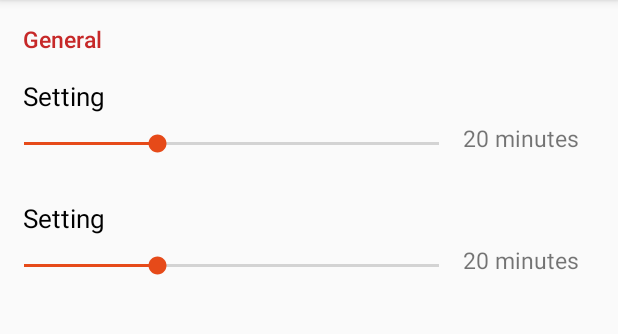
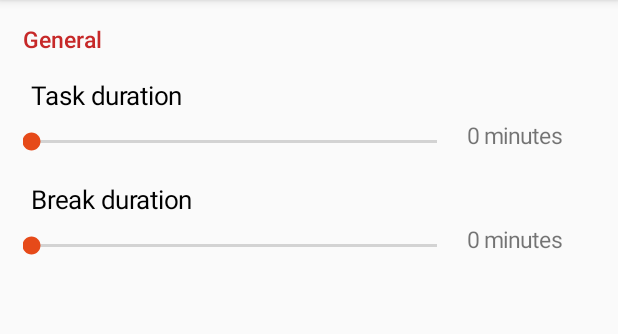
Before and after one commit to georgistephanov/AndroidPomodoroTimer, an Android app: the SettingsActivity screen opened directly, with no data from a screen before it, on a phone screen of 412 x 824 dp, the part 84-418 px from its top. Run offline under Robolectric (Android 15) with nearby library versions, the phone set to English and light mode, and no system bars.

Commit message:
Working on populating the settings activity dinamically

```diff
--- a/app/src/main/java/com/georgistephanov/android/pomodorotimer/SettingsActivity.java
+++ b/app/src/main/java/com/georgistephanov/android/pomodorotimer/SettingsActivity.java
@@ -16,6 +16,7 @@ import android.widget.ArrayAdapter;
 import android.widget.LinearLayout;
 import android.widget.ProgressBar;
 import android.widget.SeekBar;
+import android.widget.TableLayout;
 import android.widget.TextView;
 
 public class SettingsActivity extends Activity {
@@ -24,7 +25,10 @@ public class SettingsActivity extends Activity {
 	};
 
 	SeekBar sb_taskDuration;
+	TextView tv_taskDuration;
+
 	SeekBar sb_breakDuration;
+	TextView tv_breakDuration;
 
 	enum SETTINGS {
 		TASK_DURATION, BREAK_DURATION
@@ -34,6 +38,8 @@ public class SettingsActivity extends Activity {
 	protected void onCreate(Bundle savedInstanceState) {
 		super.onCreate(savedInstanceState);
 		setContentView(R.layout.activity_settings);
+
+		inflateSettings();
 	}
 
 	@Override
@@ -49,31 +55,112 @@ public class SettingsActivity extends Activity {
 		super.onDestroy();
 	}
 
-	private ProgressBar makeProgressBarSetting(String taskName, int length) {
+	private void inflateSettings() {
+		Cursor cursor = Database.getSettings();
 		Resources res = getResources();
-		float scale = res.getDisplayMetrics().density;
+
+		if (cursor.moveToNext()) {
+			int minutes_taskDuration = cursor.getInt(0) / 1000 / 60;
+			int minutes_breakDuration = cursor.getInt(1) / 1000 / 60;
+
+			sb_taskDuration = (SeekBar) makeProgressBarSetting(res.getString(R.string.settings_task_duration), minutes_taskDuration, tv_taskDuration);
+			sb_breakDuration = (SeekBar) makeProgressBarSetting(res.getString(R.string.settings_break_duration), minutes_breakDuration, tv_breakDuration);
+		}
+
+		sb_taskDuration.setOnSeekBarChangeListener(new DurationSeekBarListener(tv_taskDuration));
+
+		//sb_breakDuration.setOnSeekBarChangeListener(new DurationSeekBarListener(tv_breakDuration));
+	}
+
+	private ProgressBar makeProgressBarSetting(String taskName, int length, TextView durationLabel) {
+		Resources res = getResources();
+		final int WRAP_CONTENT = LinearLayout.LayoutParams.WRAP_CONTENT;
+		final int MATCH_PARENT = LinearLayout.LayoutParams.MATCH_PARENT;
+		LinearLayout parent = findViewById(R.id.mainSettingsLayout);
 
 		// Create the parent layout which is going to hold the widgets
-		LinearLayout parent = new LinearLayout(this);
-		parent.setLayoutParams(new LinearLayout.LayoutParams(LinearLayout.LayoutParams.MATCH_PARENT, LinearLayout.LayoutParams.WRAP_CONTENT));
-		parent.setOrientation(LinearLayout.VERTICAL);
+		LinearLayout linearLayoutParent = new LinearLayout(this);
+		linearLayoutParent.setLayoutParams(new LinearLayout.LayoutParams(LinearLayout.LayoutParams.MATCH_PARENT, LinearLayout.LayoutParams.WRAP_CONTENT));
+		linearLayoutParent.setOrientation(LinearLayout.VERTICAL);
 
-		// Create the TextView widget for the setting name
+		// Create the TextView widget for the setting name and bound it to the parent
 		TextView name = new TextView(this);
 		name.setText(taskName);
 		name.setLayoutParams(new LinearLayout.LayoutParams(LinearLayout.LayoutParams.MATCH_PARENT, LinearLayout.LayoutParams.WRAP_CONTENT));
-		name.setTextSize(res.getDimension(R.dimen.setting_name_textSize));
+		name.setTextSize(pixelsToScaledPixels(res.getDimension(R.dimen.setting_name_textSize)));
 		name.setTextColor(res.getColor(R.color.black, this.getTheme()));
 		name.setPadding(
-				pixelsToDensityPixels(15),
+				pixelsToDensityPixels(5),
 				pixelsToDensityPixels(15),
 				0,
 				pixelsToDensityPixels(5));
 
-		// TODO: Add linear layout with seekbar and textview for the minutes
+		// Create the inner layout which holds the seek bar and the text view for the minutes
+		LinearLayout seekBarRow = new LinearLayout(this);
+		seekBarRow.setLayoutParams(new LinearLayout.LayoutParams(MATCH_PARENT, WRAP_CONTENT));
+		seekBarRow.setOrientation(LinearLayout.HORIZONTAL);
+
+		// Create the seek bar inside the seekBarRow layout
+		SeekBar seekBar = new SeekBar(this);
+		seekBar.setLayoutParams(new LinearLayout.LayoutParams(0, WRAP_CONTENT, 6f));
+		seekBar.setPadding(
+				pixelsToDensityPixels(5),
+				pixelsToDensityPixels(5),
+				pixelsToDensityPixels(10),
+				0
+		);
+		seekBar.setMax(60);
+		seekBar.setProgress(length);
+
+		// Create the text view which holds the minutes
+		durationLabel = new TextView(this);
+		durationLabel.setLayoutParams(new LinearLayout.LayoutParams(0, WRAP_CONTENT, 2f));
+		durationLabel.setPadding(
+				pixelsToDensityPixels(10),
+				0,
+				0,
+				pixelsToDensityPixels(5)
+		);
+		durationLabel.setTextSize(pixelsToScaledPixels(res.getDimension(R.dimen.separator_textSize)));
+		durationLabel.setText(length + " minutes");
+
+		parent.addView(linearLayoutParent);
+		linearLayoutParent.addView(name);
+		linearLayoutParent.addView(seekBarRow);
+		seekBarRow.addView(seekBar);
+		seekBarRow.addView(durationLabel);
+
+		return seekBar;
 	}
 
 	private int pixelsToDensityPixels(float pixels) {
 		return (int) (getResources().getDisplayMetrics().density * pixels + .5f);
 	}
+
+	private int pixelsToScaledPixels(float pixels) {
+		return (int) (pixels / getResources().getDisplayMetrics().scaledDensity);
+	}
+
+	private class DurationSeekBarListener implements SeekBar.OnSeekBarChangeListener {
+		TextView boundLabel;
+
+		DurationSeekBarListener(TextView boundLabel) {
+			this.boundLabel = boundLabel;
+		}
+
+		@Override
+		public void onProgressChanged(SeekBar seekBar, int i, boolean b) {
+			boundLabel.setText(seekBar.getProgress() + " minutes");
+		}
+
+		@Override
+		public void onStartTrackingTouch(SeekBar seekBar) {
+
+		}
+
+		@Override
+		public void onStopTrackingTouch(SeekBar seekBar) {
+
+		}
+	}
 }
--- a/app/src/main/res/layout/activity_settings.xml
+++ b/app/src/main/res/layout/activity_settings.xml
@@ -3,8 +3,11 @@
 	xmlns:android="http://schemas.android.com/apk/res/android"
 	xmlns:app="http://schemas.android.com/apk/res-auto"
 	xmlns:tools="http://schemas.android.com/tools"
+	android:id="@+id/mainSettingsLayout"
 	android:layout_width="match_parent"
 	android:layout_height="match_parent"
+	android:paddingLeft="15dp"
+	android:paddingRight="15dp"
 	android:orientation="vertical"
 	tools:context="com.georgistephanov.android.pomodorotimer.SettingsActivity">
 
@@ -13,109 +16,11 @@
 		android:layout_width="match_parent"
 		android:layout_height="wrap_content"
 		android:paddingTop="15dp"
-		android:paddingLeft="15dp"
-		android:paddingRight="15dp"
 
 		android:text="General"
 		android:textSize="@dimen/separator_textSize"
 		android:textColor="@color/darkRed"
 		android:fontFamily="sans-serif-medium"/>
 
-	<!-- Task length option -->
-	<LinearLayout
-		android:layout_width="match_parent"
-		android:layout_height="wrap_content"
-		android:orientation="vertical">
-
-		<TextView
-			android:id="@+id/settingName"
-			android:layout_width="match_parent"
-			android:layout_height="wrap_content"
-			android:text="Setting"
-			android:textSize="@dimen/setting_name_textSize"
-			android:textColor="@android:color/black"
-
-			android:paddingTop="15dp"
-			android:paddingLeft="15dp"
-			android:paddingBottom="5dp"/>
-
-		<LinearLayout
-			android:id="@+id/seekBarRow"
-			android:layout_width="match_parent"
-			android:layout_height="wrap_content"
-			android:paddingBottom="10dp"
-			android:orientation="horizontal">
-
-			<SeekBar
-				android:id="@+id/seekBar"
-				android:layout_width="0dp"
-				android:layout_height="wrap_content"
-				android:layout_weight="6"
-				android:paddingTop="5dp"
-				android:gravity="center"
-				android:max="60"
-				android:min="1"
-				android:progress="20"/>
-
-			<TextView
-				android:id="@+id/settingDuration"
-				android:layout_width="0dp"
-				android:layout_height="wrap_content"
-				android:layout_weight="2"
-				android:paddingBottom="5dp"
-				android:text="20 minutes"
-				android:textSize="@dimen/separator_textSize"/>
-
-		</LinearLayout>
-	</LinearLayout>
-
-	<!-- Break length -->
-	<LinearLayout
-		android:layout_width="match_parent"
-		android:layout_height="wrap_content"
-		android:orientation="vertical">
-
-		<TextView
-			android:id="@+id/settingName2"
-			android:layout_width="match_parent"
-			android:layout_height="wrap_content"
-			android:text="Setting"
-			android:textSize="@dimen/setting_name_textSize"
-			android:textColor="@android:color/black"
-
-			android:paddingTop="15dp"
-			android:paddingLeft="15dp"
-			android:paddingBottom="5dp"/>
-
-		<LinearLayout
-			android:id="@+id/seekBarRow2"
-			android:layout_width="match_parent"
-			android:layout_height="wrap_content"
-			android:paddingBottom="10dp"
-			android:orientation="horizontal">
-
-			<SeekBar
-				android:id="@+id/seekBar2"
-				android:layout_width="0dp"
-				android:layout_height="wrap_content"
-				android:layout_weight="6"
-				android:paddingTop="5dp"
-				android:gravity="center"
-				android:max="60"
-				android:min="1"
-				android:progress="20"/>
-
-			<TextView
-				android:id="@+id/settingDuration2"
-				android:layout_width="0dp"
-				android:layout_height="wrap_content"
-				android:layout_weight="2"
-				android:paddingBottom="5dp"
-				android:text="20 minutes"
-				android:textSize="@dimen/separator_textSize"/>
-
-		</LinearLayout>
-	</LinearLayout>
-
 
 </LinearLayout>
```
